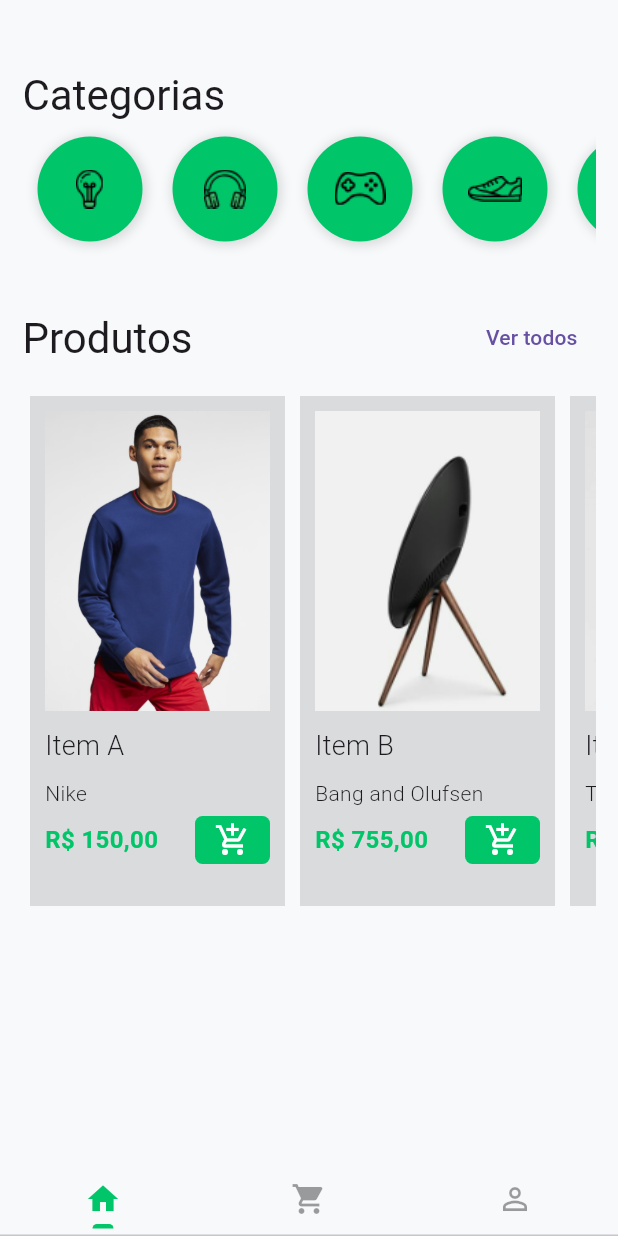
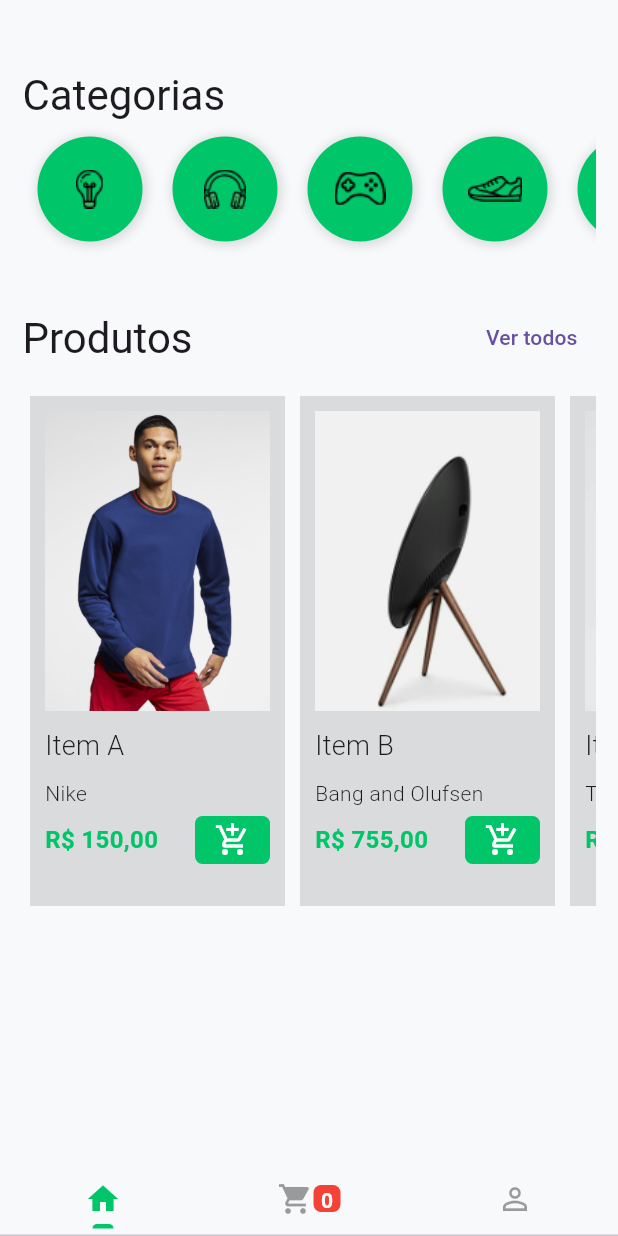
Before and after one commit to claylton/two_go_flutter_challenge, a Flutter app: the screen it shows after launch, on a phone screen of 412 x 824 dp. Run offline on Flutter 3.47's test engine with Material 3 defaults, Android fonts, the phone set to English and light mode, and no system bars.

Commit message:
tabs_page update

```diff
--- a/lib/ui/pages/tabs_page.dart
+++ b/lib/ui/pages/tabs_page.dart
@@ -1,4 +1,6 @@
 import 'package:flutter/material.dart';
+import 'package:provider/provider.dart';
+import 'package:two_go_flutter_challenge/blocs/cart_bloc.dart';
 import 'package:two_go_flutter_challenge/ui/pages/cart_page.dart';
 import 'package:two_go_flutter_challenge/ui/themes/app_colors_theme.dart';
 import 'home_page.dart';
@@ -8,24 +10,50 @@ class TabsPage extends StatelessWidget {
 
   @override
   Widget build(BuildContext context) {
+  final CartBloc bloc = Provider.of<CartBloc>(context);
+
     return Scaffold(
       body: TabBarView(
         children: [
           const HomePage(),
-          const CartPage(),
+          CartPage(),
           Container(color: Colors.blue),
         ],
       ),
-      bottomNavigationBar: const TabBar(
+      bottomNavigationBar: TabBar(
         tabs: [
-          Tab(icon: Icon(Icons.home)),
-          Tab(icon: Icon(Icons.shopping_cart)),
-          Tab(icon: Icon(Icons.perm_identity)),
+          const Tab(icon: Icon(Icons.home)),
+          Tab(
+            icon: Row(
+              mainAxisAlignment: MainAxisAlignment.center,
+              children: [
+                const Icon(Icons.shopping_cart),
+                Container(
+                  width: 18,
+                  height: 18,
+                  decoration: BoxDecoration(
+                    color: Colors.red,
+                    borderRadius: BorderRadius.circular(5)
+                  ),
+                  child: Center(
+                    child: Text(
+                      bloc.cart.length.toString(),
+                      style: const TextStyle(
+                        color: Colors.white,
+                        fontWeight: FontWeight.bold,
+                      ),
+                    ),
+                  )
+                )
+              ],
+            ),
+          ),
+          const Tab(icon: Icon(Icons.perm_identity)),
         ],
         labelColor: AppColorsTheme.primaryColor,
         unselectedLabelColor: Colors.black38,
         indicatorSize: TabBarIndicatorSize.label,
-        indicatorPadding: EdgeInsets.all(5),
+        indicatorPadding: const EdgeInsets.all(5),
         indicatorColor: AppColorsTheme.primaryColor,
       ),
     );
```
Also changed, not shown: lib/pages/tabs_page.dart (deleted, +0 -31 lines).
